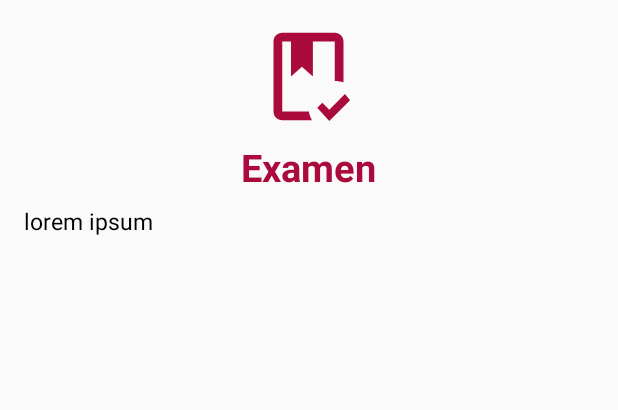
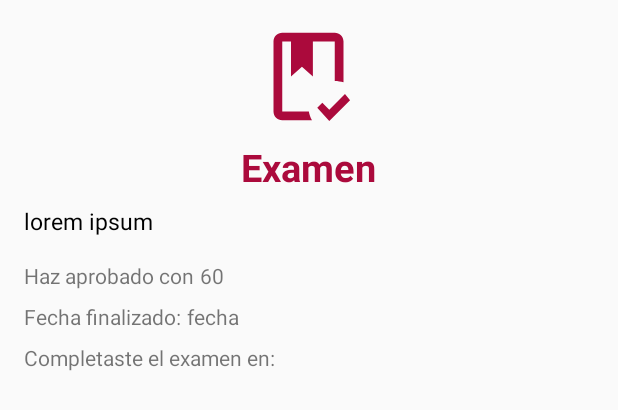
Before and after one commit to EdwinCA2000/AppMovilExamenes, an Android app: the layout modal_examen_completado.xml on its own in the app's theme, with its tools: preview values and no code run, on a phone screen of 412 x 824 dp. Shown: the top 410 px of the screen. Run offline under Robolectric (Android 15) with nearby library versions, the phone set to English and light mode, and no system bars.

Commit message:
Se agrego el fragmento de historial de examenes y mejoras en el modulo de usuarios y se completo el mismo

```diff
--- a/app/src/main/java/com/example/examenesseq/datos/ApiServicio.kt
+++ b/app/src/main/java/com/example/examenesseq/datos/ApiServicio.kt
@@ -58,7 +58,7 @@ interface ApiServicio {
 
 
     companion object Factory {
-        private const val BASE_URL = "http://192.168.0.4:8080/Ceneval/"
+        private const val BASE_URL = "http://192.168.0.11:8080/Ceneval/"
         fun create(context: Context): ApiServicio {
             val httpClient = OkHttpClient.Builder()
                 .addInterceptor { chain ->
--- a/app/src/main/java/com/example/examenesseq/fragments/inicio/examenadapter/ExamenAdapter.kt
+++ b/app/src/main/java/com/example/examenesseq/fragments/inicio/examenadapter/ExamenAdapter.kt
@@ -77,7 +77,6 @@ class ExamenAdapter(var con: Context, var list: List<Examen>, var list2: List<Ex
                 val detalleExamenModal = ExamenModal(examen)
                 detalleExamenModal.show((con as AppCompatActivity).supportFragmentManager, "DetalleExamenModal")
             }
-            Toast.makeText(con, "Información del examen: ${examen.TituloExamen}", Toast.LENGTH_SHORT).show()
         }
 
 
--- a/app/src/main/java/com/example/examenesseq/model/examen/Examen.kt
+++ b/app/src/main/java/com/example/examenesseq/model/examen/Examen.kt
@@ -1,6 +1,5 @@
 package com.example.examenesseq.model.examen
 import java.sql.Timestamp
-import java.util.Date
 
 data class Examen(
     val IdExamen: Int=-1,
--- a/app/src/main/java/com/example/examenesseq/model/examen/ExamenUsuario.kt
+++ b/app/src/main/java/com/example/examenesseq/model/examen/ExamenUsuario.kt
@@ -4,8 +4,8 @@ import java.sql.Timestamp
 
 data class ExamenUsuario(
     val IdExamenUsuario: Int,
-    val FechaExamenInicio: Timestamp,
-    val FechaExamenFinal: Timestamp,
+    val TiempoExamenInicio: Timestamp,
+    val TiempoExamenFinal: Timestamp,
     val TiempoTranscurrido: Int,
     val TotalCalificacion: Int,
     val IdExamen: Int,
--- a/app/src/main/java/com/example/examenesseq/util/PreferenceHelper.kt
+++ b/app/src/main/java/com/example/examenesseq/util/PreferenceHelper.kt
@@ -136,11 +136,14 @@ object PreferenceHelper {
         val jsonString = Gson().toJson(examenes)
         edit { it.putString("ExamenesUsuario", jsonString) }
     }
+    fun SharedPreferences.TieneExamenesUsuario(): Boolean {
+        return contains("ExamenesUsuario")
+    }
 
     fun SharedPreferences.getExamenesUsuario(): List<ExamenUsuario>? {
         val jsonString = getString("ExamenesUsuario", null)
         return if (jsonString != null) {
-            val type = object : TypeToken<List<Examen>>() {}.type
+            val type = object : TypeToken<List<ExamenUsuario>>() {}.type
             Gson().fromJson(jsonString, type)
         } else {
             null
--- a/app/src/main/res/layout/modal_examen_completado.xml
+++ b/app/src/main/res/layout/modal_examen_completado.xml
@@ -35,4 +35,69 @@
         android:textSize="15sp"
         android:textColor="@color/black"
         android:justificationMode="inter_word"/>
+
+    <LinearLayout
+        android:id="@+id/llCalificacion"
+        android:layout_width="wrap_content"
+        android:layout_height="wrap_content"
+        android:orientation="horizontal">
+
+        <TextView
+            android:id="@+id/tituloCalif"
+            android:layout_width="wrap_content"
+            android:layout_height="match_parent"
+            android:text="Haz aprobado con"/>
+
+        <TextView
+            android:id="@+id/calificacion"
+            android:layout_width="wrap_content"
+            android:layout_height="match_parent"
+            android:layout_marginStart="4dp"
+            android:text="60"/>
+
+    </LinearLayout>
+
+    <LinearLayout
+        android:id="@+id/llFechaFinalizado"
+        android:layout_width="wrap_content"
+        android:layout_height="wrap_content"
+        android:layout_marginTop="8dp"
+        android:orientation="horizontal">
+
+        <TextView
+            android:id="@+id/tituloFechaFin"
+            android:layout_width="wrap_content"
+            android:layout_height="match_parent"
+            android:text="Fecha finalizado:"/>
+
+        <TextView
+            android:id="@+id/fechaFinalizacion"
+            android:layout_width="wrap_content"
+            android:layout_height="match_parent"
+            android:layout_marginStart="4dp"
+            android:text="fecha"/>
+
+    </LinearLayout>
+
+    <LinearLayout
+        android:id="@+id/llTiempoTranscurrido"
+        android:layout_width="wrap_content"
+        android:layout_height="wrap_content"
+        android:layout_marginTop="8dp"
+        android:orientation="horizontal">
+
+        <TextView
+            android:id="@+id/tituloTiempo"
+            android:layout_width="wrap_content"
+            android:layout_height="match_parent"
+            android:text="Completaste el examen en:"/>
+
+        <TextView
+            android:id="@+id/tiempoTranscurrido"
+            android:layout_width="wrap_content"
+            android:layout_height="match_parent"
+            android:layout_marginStart="4dp"/>
+
+    </LinearLayout>
+
 </LinearLayout>
--- a/app/src/main/res/values/strings.xml
+++ b/app/src/main/res/values/strings.xml
@@ -18,4 +18,5 @@
     <string name="ex_menes">Exámenes</string>
     <string name="perfil_del_alumno">Perfil del alumno</string>
     <string name="cerrar_sesi_n">Cerrar Sesión</string>
+    <string name="no_has_completado_ning_n_examen">No has completado ningún examen</string>
 </resources>
```
Also changed, not shown: app/src/main/java/com/example/examenesseq/Historial_examenes.kt (added, +90 -0 lines), app/src/main/java/com/example/examenesseq/fragments/inicio/Inicio.kt (+8 -5 lines), app/src/main/java/com/example/examenesseq/fragments/inicio/examenadapter/ExamenHistorialAdapter.kt (added, +80 -0 lines), app/src/main/java/com/example/examenesseq/fragments/inicio/examenadapter/ExamenModal.kt (+7 -2 lines), app/src/main/java/com/example/examenesseq/fragments/inicio/examenadapter/ExamenModalCompletado.kt (+44 -2 lines), app/src/main/res/layout/elementos_historial.xml (added, +96 -0 lines), app/src/main/res/layout/fragment_historial_examenes.xml (added, +44 -0 lines), app/src/main/res/navigation/navegacion.xml (+12 -0 lines).
